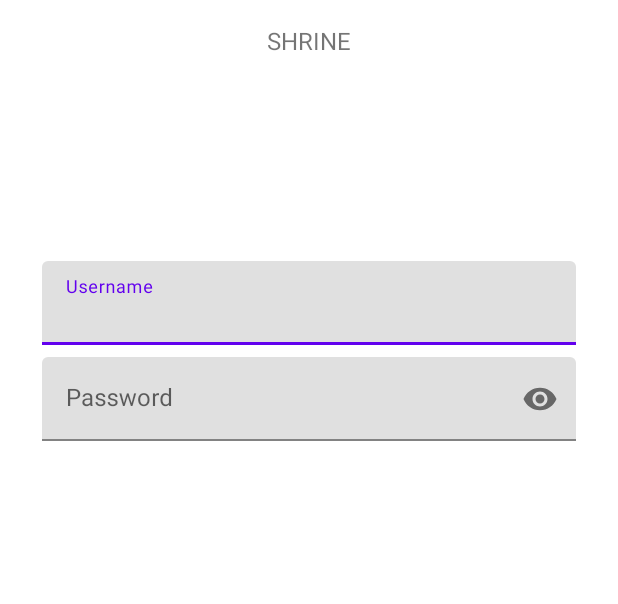
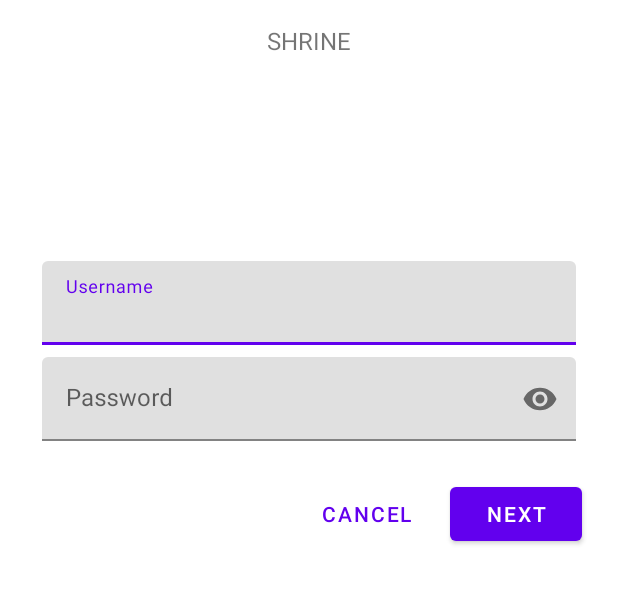
Before and after one commit to carolasilva99/infnet-android-interfaces, an Android app: the screen it shows after launch (MainActivity), on a phone screen of 412 x 824 dp, the part 204-808 px from its top. Run offline under Robolectric (Android 15) with nearby library versions, the phone set to English and light mode, and no system bars.

Commit message:
Adds cancel and next buttons on login

```diff
--- a/TP1/TP1/kotlin/shrine/app/src/main/res/layout/shr_login_fragment.xml
+++ b/TP1/TP1/kotlin/shrine/app/src/main/res/layout/shr_login_fragment.xml
@@ -61,7 +61,30 @@
                 android:inputType="textPassword" />
         </com.google.android.material.textfield.TextInputLayout>
 
-        <!-- Snippet from "Add buttons" section goes here. -->
+        <RelativeLayout
+            android:layout_width="match_parent"
+            android:layout_height="wrap_content">
+
+            <com.google.android.material.button.MaterialButton
+                android:id="@+id/next_button"
+                android:layout_width="wrap_content"
+                android:layout_height="wrap_content"
+                android:layout_alignParentEnd="true"
+                android:layout_alignParentRight="true"
+                android:text="@string/shr_button_next" />
+
+            <com.google.android.material.button.MaterialButton
+                android:id="@+id/cancel_button"
+                style="@style/Widget.MaterialComponents.Button.TextButton"
+                android:layout_width="wrap_content"
+                android:layout_height="wrap_content"
+                android:layout_marginEnd="12dp"
+                android:layout_marginRight="12dp"
+                android:layout_toStartOf="@id/next_button"
+                android:layout_toLeftOf="@id/next_button"
+                android:text="@string/shr_button_cancel" />
+
+        </RelativeLayout>
 
     </LinearLayout>
 </ScrollView>
```
